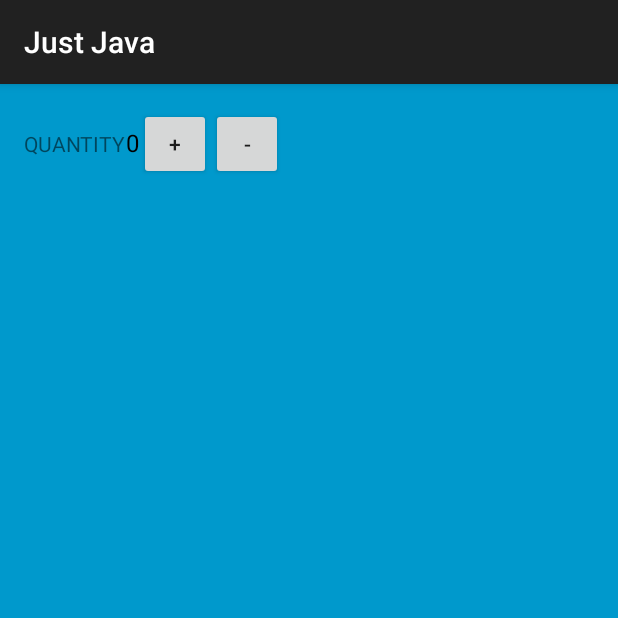
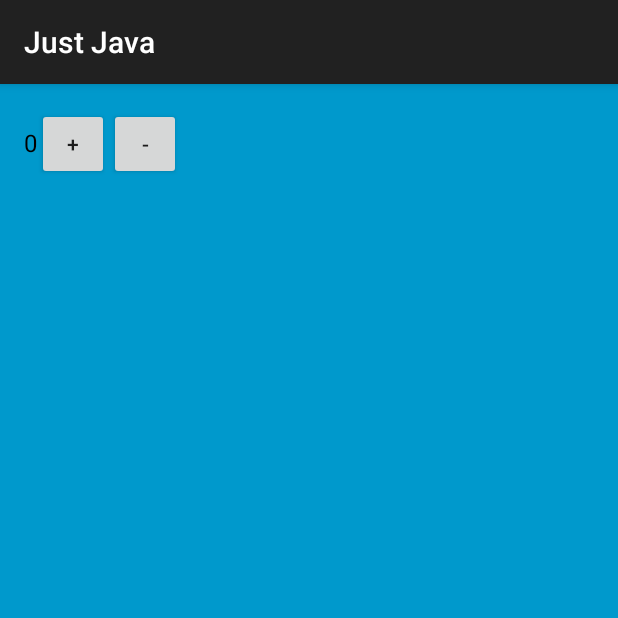
Before and after one commit to Rick-Myers/JustJava, an Android app: the screen it shows after launch (MainActivity), on a phone screen of 412 x 824 dp, the top half of it. Run offline under Robolectric (Android 15) with nearby library versions, the phone set to English and light mode, and no system bars.

Commit message:
Removed quantity textview from xml view.

```diff
--- a/app/src/main/res/layout/activity_main.xml
+++ b/app/src/main/res/layout/activity_main.xml
@@ -7,13 +7,6 @@
     android:orientation="horizontal"
     android:background="@android:color/holo_blue_dark"
     android:padding="16dp">
-
-    <TextView
-        android:text="quantity"
-        android:textAllCaps="true"
-        android:layout_width="wrap_content"
-        android:layout_height="wrap_content"
-        android:layout_marginBottom="16dp"/>
 
     <TextView
         android:id="@+id/quantity_text_view"
```
